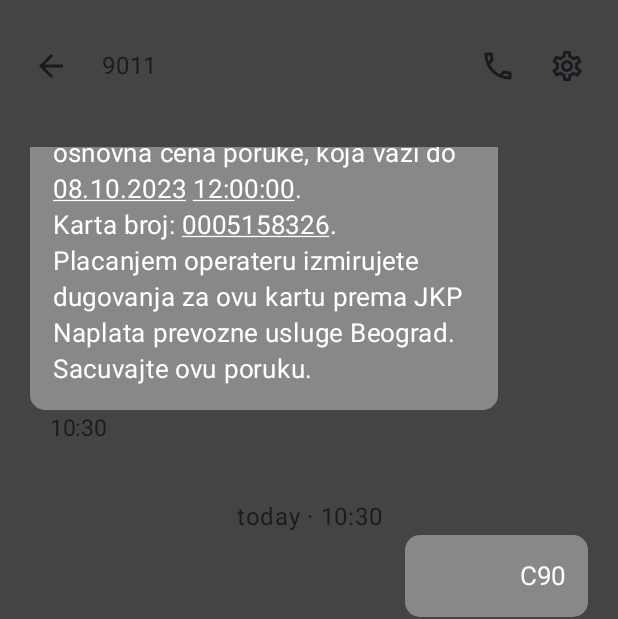
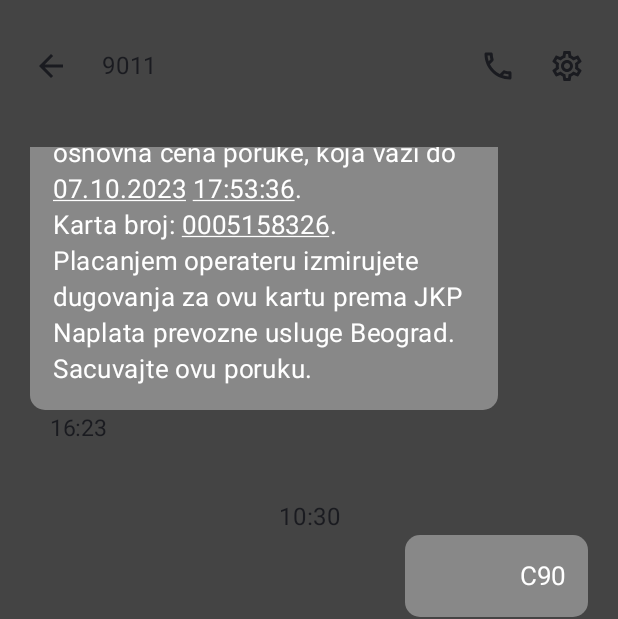
Before and after one commit to stcksmsh/BeogradPlusPlus, an Android app built with Jetpack Compose: the screen it shows after launch (MainActivity), on a phone screen of 412 x 824 dp. Shown: the top 619 px of the screen. Run offline under Robolectric (Android 15) with nearby library versions, the phone set to English and light mode, and no system bars.

Commit message:
Fixed the date/time above messages Closes #2

```diff
--- a/app/src/main/java/io/github/stcksmsh/beogradplusplus/MainActivity.kt
+++ b/app/src/main/java/io/github/stcksmsh/beogradplusplus/MainActivity.kt
@@ -11,12 +11,10 @@ import androidx.compose.material3.*
 import androidx.compose.runtime.*
 import androidx.compose.ui.Alignment
 import androidx.compose.ui.Modifier
-import androidx.compose.ui.focus.FocusRequester
 import androidx.compose.ui.graphics.Color
 import androidx.compose.ui.tooling.preview.Preview
 import androidx.compose.ui.unit.dp
 import io.github.stcksmsh.beogradplusplus.ui.theme.BeogradPlusPlusTheme
-import kotlinx.coroutines.job
 import java.util.*
 import java.util.concurrent.ThreadLocalRandom
 
@@ -35,12 +33,46 @@ class MainActivity : ComponentActivity() {
     }
 }
 
+
+fun generateNewTime(time: Date, ticket: String): Date{
+    var newTime: Date = Date(time.time)
+    val minRandHr = when(ticket[1]){
+        '9' -> 3
+        '1' -> 25
+        '7' -> 170
+        '3' -> 750
+        else -> 0
+    }
+    val maxRandHr = when(ticket[1]){
+        '9' -> 24
+        '1' -> 48
+        '7' -> 200
+        '3' -> 850
+        else -> 0
+    }
+    do{
+        newTime = Date(newTime.time - ThreadLocalRandom.current().nextInt(minRandHr*60*60, maxRandHr*60*60) * 1000)
+    }while(newTime.hours >= 23 || newTime.hours <= 6)
+    return newTime
+}
+fun getTicketTime(times: Array<Date?>, index: Int, ticket: String): Date{
+    var maxNotNullIndex: Int = index
+    while(times[maxNotNullIndex] == null) maxNotNullIndex --;
+    while(maxNotNullIndex < index){
+        times[maxNotNullIndex + 1] = generateNewTime(times[maxNotNullIndex]!!, ticket)
+        maxNotNullIndex ++
+    }
+    return times[index]!!
+}
+
 @Composable
 fun Greeting(modifier: Modifier = Modifier) {
-    val PhoneNumber = remember { mutableStateOf("381" + NumberGenerator().substring(1))}
-    var Ticket = remember { mutableStateOf("C90") }
-    val NumberOfMessages = 10
-    val focusRequester = remember{ FocusRequester() }
+    val phoneNumber = remember { mutableStateOf("381" + NumberGenerator().substring(1))}
+    val numberOfMessages = 10
+    var times: Array<Date?> = arrayOfNulls<Date>(numberOfMessages)
+    var ticket = remember { mutableStateOf("C90") }
+    var time = Calendar.getInstance().time
+    times[0] = time
 
     Column(
         modifier = Modifier
@@ -48,14 +80,12 @@ fun Greeting(modifier: Modifier = Modifier) {
             .fillMaxSize()
             .padding(top = 20.dp)
     ){
-        TopBar(Ticket, PhoneNumber)
+        TopBar(ticket, phoneNumber, times)
         Box(
             modifier = Modifier
                 .fillMaxSize()
                 .background(Color.Transparent)
         ) {
-            var time = Calendar.getInstance().time
-            var ticketTime = Calendar.getInstance().time
             LazyColumn (
                 verticalArrangement = Arrangement.spacedBy(35.dp),
                 reverseLayout = true,
@@ -64,12 +94,12 @@ fun Greeting(modifier: Modifier = Modifier) {
                     .padding(top = 30.dp, bottom = 70.dp, start = 20.dp, end = 20.dp)
                     .fillMaxSize()
             ){
-                items(NumberOfMessages){ it ->
+                items(numberOfMessages){ it ->
                     Message(
                         time = time,
-                        ticketTime = ticketTime,
-                        ticket = Ticket,
-                        phoneNumber = PhoneNumber.value
+                        ticketTime = getTicketTime(times, it, ticket.value),
+                        ticket = ticket,
+                        phoneNumber = phoneNumber.value
                     )
                 }
             }
--- a/app/src/main/java/io/github/stcksmsh/beogradplusplus/Message.kt
+++ b/app/src/main/java/io/github/stcksmsh/beogradplusplus/Message.kt
@@ -24,37 +24,42 @@ import java.util.concurrent.ThreadLocalRandom
 val dayInMillis = 24 * 60 * 60 * 1000
 
 fun createDayText(currentTime: Date, textTime: Date): String{
-    var curDayInMIllis: Long = currentTime.time - (currentTime.hours * 60 * 60 + currentTime.minutes * 60 + currentTime.seconds) * 1000
-    var txtDayInMIllis: Long = textTime.time - (textTime.hours * 60 * 60 + textTime.minutes * 60 + textTime.seconds) * 1000
-    if(curDayInMIllis == txtDayInMIllis)
-        return "today"
-    if(curDayInMIllis - txtDayInMIllis >= 24 * 60 * 60 * 1000)
-        return "yesterday"
-    return "before that"
+    var curDay: Long = currentTime.time / ( 24 * 60 * 60 * 1000 )
+    var txtDay: Long = textTime.time / ( 24 * 60 * 60 * 1000 )
+    if(curDay == txtDay)
+        return "${SimpleDateFormat("HH:mm").format(textTime)}"
+    if(curDay == txtDay + 1)
+        return "Yesterday · ${SimpleDateFormat("HH:mm").format(textTime)}"
+    var dayInWeek: String = when(txtDay%7){
+        0L -> "Thursday"
+        1L -> "Friday"
+        2L -> "Saturday"
+        3L -> "Sunday"
+        4L -> "Monday"
+        5L -> "Tuesday"
+        6L -> "Wednesday"
+        else -> "DAY ERROR"
+    }
+    if(curDay - txtDay < 7)
+        return "${dayInWeek} · ${SimpleDateFormat("HH:mm").format(textTime)}"
+    var month: String = when(textTime.month){
+        0 -> "Jan"
+        1 -> "Feb"
+        2 -> "Mar"
+        3 -> "Apr"
+        4 -> "May"
+        5 -> "Jun"
+        6 -> "Jul"
+        7 -> "Aug"
+        8 -> "Sep"
+        9 -> "Oct"
+        10 -> "Nov"
+        11 -> "Dec"
+        else -> "MONTH ERROR"
+    }
+    return "${dayInWeek}, ${month} ${textTime.day + 1} · ${SimpleDateFormat("HH:mm").format(textTime)}"
 }
 
-
-fun generateNewTime(time: Date, ticketType: String): Date{
-    var newTime: Date = Date(time.time)
-    val minRandHr = when(ticketType[1]){
-        '9' -> 3
-        '1' -> 25
-        '7' -> 170
-        '3' -> 750
-        else -> 0
-    }
-    val maxRandHr = when(ticketType[1]){
-        '9' -> 24
-        '1' -> 48
-        '7' -> 200
-        '3' -> 850
-        else -> 0
-    }
-    do{
-        newTime = Date(newTime.time - ThreadLocalRandom.current().nextInt(minRandHr*60*60, maxRandHr*60*60) * 1000)
-    }while(newTime.hours >= 23 || newTime.hours <= 6)
-    return newTime
-}
 @Composable
 fun Message(time: Date, ticketTime: Date, ticket: MutableState<String>, phoneNumber: String){
     val dayText: String = createDayText(time, ticketTime)
@@ -88,7 +93,7 @@ fun Message(time: Date, ticketTime: Date, ticket: MutableState<String>, phoneNum
         "C30" -> 30 * dayInMillis
         else -> 0
     }
-    val expTime = Date(time.time + duration)
+    val expTime = Date(ticketTime.time + duration)
     val ticketNumber: String = IDGenerator(time)
     val validTime = SimpleDateFormat("HH:mm:ss").format(expTime)
     val validDate = SimpleDateFormat("dd.MM.yyyy").format(expTime)
@@ -97,7 +102,7 @@ fun Message(time: Date, ticketTime: Date, ticket: MutableState<String>, phoneNum
             .background(Color.Transparent)
     ){
         Text(
-            text = "${dayText} · ${SimpleDateFormat("HH:mm").format(time)}",
+            text = "${dayText}",
             textAlign = TextAlign.Center,
             modifier = Modifier
                 .fillMaxWidth()
@@ -150,11 +155,10 @@ fun Message(time: Date, ticketTime: Date, ticket: MutableState<String>, phoneNum
         )
 
         Text(
-            text = SimpleDateFormat("HH:mm").format(time),
+            text = SimpleDateFormat("HH:mm").format(ticketTime),
             fontSize = 15.sp,
             modifier = Modifier
                 .padding(start = 13.dp, end = 13.dp)
         )
     }
-    ticketTime.apply { this.time = generateNewTime(ticketTime, ticket.value).time }
 }
--- a/app/src/main/java/io/github/stcksmsh/beogradplusplus/TopBar.kt
+++ b/app/src/main/java/io/github/stcksmsh/beogradplusplus/TopBar.kt
@@ -17,11 +17,12 @@ import androidx.compose.ui.Modifier
 import androidx.compose.ui.graphics.Color
 import androidx.compose.ui.text.input.ImeAction
 import androidx.compose.ui.unit.dp
+import java.util.*
 import kotlin.system.exitProcess
 
 @OptIn(ExperimentalMaterial3Api::class)
 @Composable
-fun TopBar(Ticket: MutableState<String>, Number: MutableState<String>){
+fun TopBar(ticket: MutableState<String>, number: MutableState<String>, times: Array<Date?>){
     Row(
         horizontalArrangement = Arrangement.SpaceBetween,
         verticalAlignment = Alignment.CenterVertically,
@@ -85,7 +86,7 @@ fun TopBar(Ticket: MutableState<String>, Number: MutableState<String>){
                     ticketTypes.forEach { item ->
                         DropdownMenuItem(
                             text = { Text(item) },
-                            onClick = { Ticket.apply { this.value = item };expandedTicketMenu = false })
+                            onClick = { ticket.apply { this.value = item };times.apply { this.fill(null);this[0] = Calendar.getInstance().time};expandedTicketMenu = false })
                     }
                 }
             }
@@ -99,8 +100,8 @@ fun TopBar(Ticket: MutableState<String>, Number: MutableState<String>){
 
                 ){
                     BasicTextField(
-                        value = Number.value,
-                        onValueChange = {Number.value = it},
+                        value = number.value,
+                        onValueChange = {number.value = it},
                         keyboardActions = KeyboardActions(
                             onDone = {
                                 // Hide the keyboard when done
```
